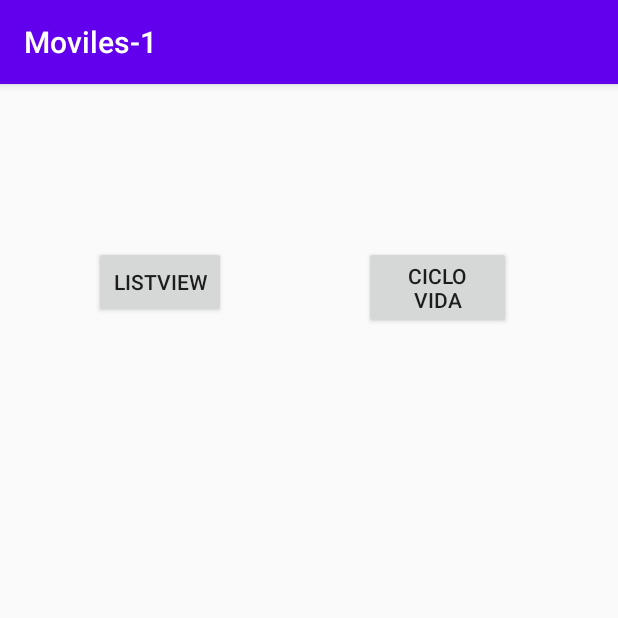
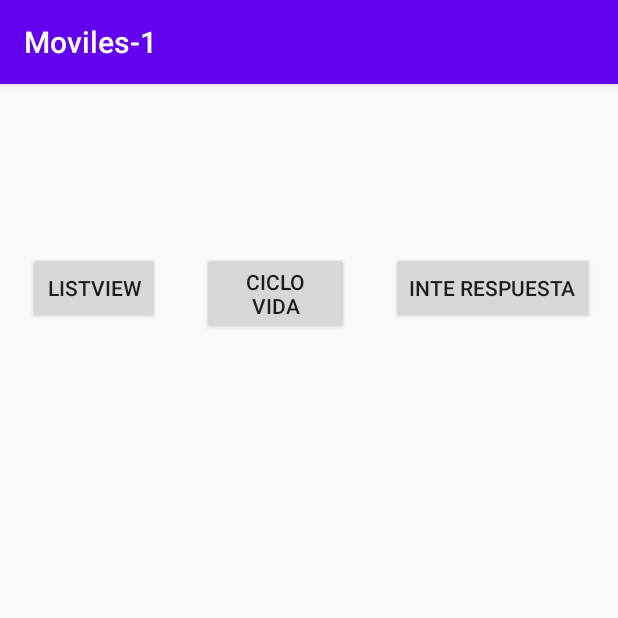
Before and after one commit to 2020-A-Moviles-GR1/mov-reinoso-alvarado-washington-paul, an Android app: the screen it shows after launch (MainActivity), on a phone screen of 412 x 824 dp, the top half of it. Run offline under Robolectric (Android 15) with nearby library versions, the phone set to English and light mode, and no system bars.

Commit message:
intents2

```diff
--- a/02-android/app/src/main/AndroidManifest.xml
+++ b/02-android/app/src/main/AndroidManifest.xml
@@ -9,7 +9,8 @@
         android:roundIcon="@mipmap/ic_launcher_round"
         android:supportsRtl="true"
         android:theme="@style/AppTheme">
-        <activity android:name=".BListViewActivity"></activity>
+        <activity android:name=".IntentEnviaParametrosActivity"></activity>
+        <activity android:name=".BListViewActivity" />
         <activity android:name=".CicloVida1" />
         <activity
             android:name=".CicloVida"
--- a/02-android/app/src/main/res/layout/activity_main.xml
+++ b/02-android/app/src/main/res/layout/activity_main.xml
@@ -10,11 +10,11 @@
         android:id="@+id/btn_ciclo_vida"
         android:layout_width="98dp"
         android:layout_height="wrap_content"
-        android:layout_marginTop="108dp"
+        android:layout_marginTop="112dp"
         android:text="ciclo Vida"
         android:visibility="visible"
         app:layout_constraintEnd_toEndOf="parent"
-        app:layout_constraintHorizontal_bias="0.773"
+        app:layout_constraintHorizontal_bias="0.428"
         app:layout_constraintStart_toStartOf="parent"
         app:layout_constraintTop_toTopOf="parent"
         tools:visibility="visible" />
@@ -23,10 +23,21 @@
         android:id="@+id/btn_list_view"
         android:layout_width="wrap_content"
         android:layout_height="wrap_content"
-        android:layout_marginEnd="92dp"
+        android:layout_marginEnd="28dp"
         android:text="ListView"
         app:layout_constraintBottom_toBottomOf="@+id/btn_ciclo_vida"
         app:layout_constraintEnd_toStartOf="@+id/btn_ciclo_vida"
         app:layout_constraintTop_toTopOf="@+id/btn_ciclo_vida"
         app:layout_constraintVertical_bias="0.0" />
+
+    <Button
+        android:id="@+id/btn_intent_respuesta"
+        android:layout_width="wrap_content"
+        android:layout_height="wrap_content"
+        android:layout_marginStart="28dp"
+        android:text="INTE RESPUESTA"
+        app:layout_constraintBottom_toBottomOf="@+id/btn_ciclo_vida"
+        app:layout_constraintStart_toEndOf="@+id/btn_ciclo_vida"
+        app:layout_constraintTop_toTopOf="@+id/btn_ciclo_vida"
+        app:layout_constraintVertical_bias="0.0" />
 </androidx.constraintlayout.widget.ConstraintLayout>
```
Also changed, not shown: 02-android/app/src/main/java/com/example/moviles_1/BListViewActivity.kt (+20 -1 lines), 02-android/app/src/main/res/layout/activity_b_list_view.xml (+11 -0 lines), 02-android/app/src/main/res/layout/activity_intent_envia_parametros.xml (+9 -0 lines).
